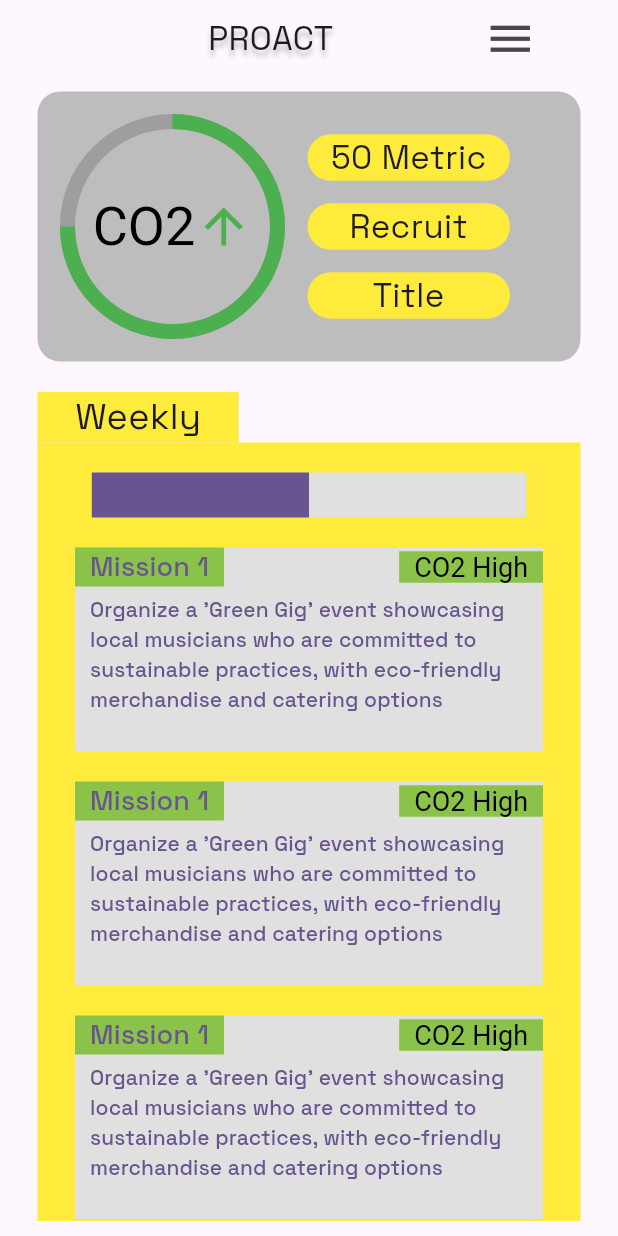
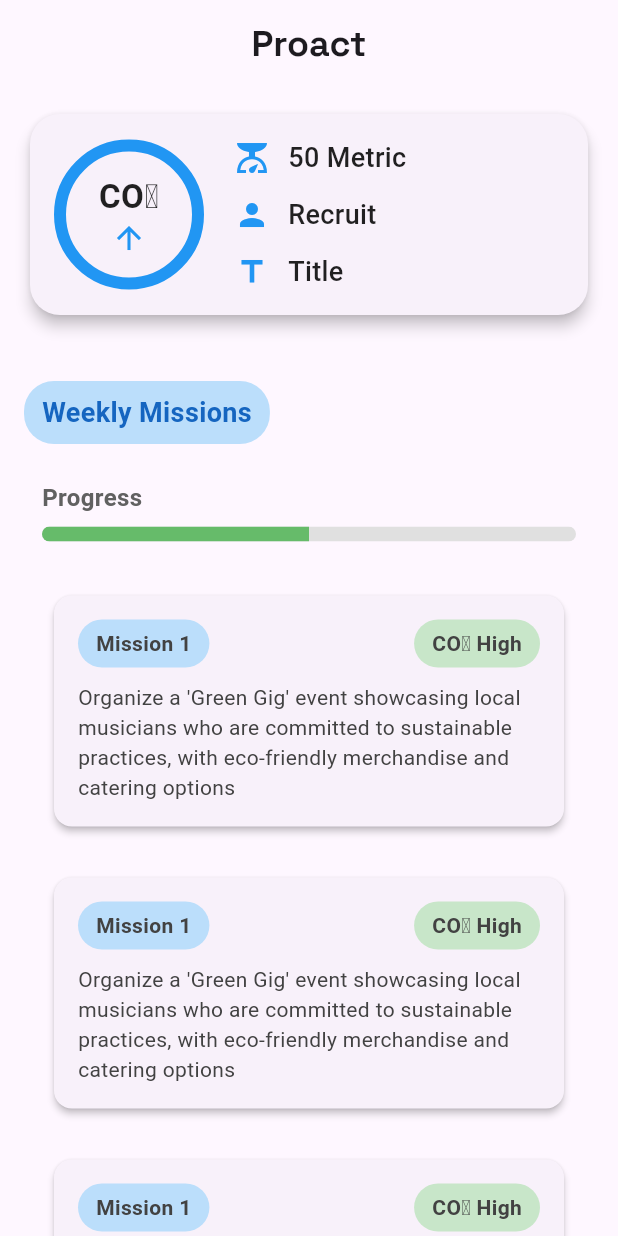
Before and after one commit to hoanghm/Proact, a Flutter app: the MissionHomePage screen opened directly with empty values, on a phone screen of 412 x 824 dp. Run offline on Flutter 3.47's test engine with Material 3 defaults, Android fonts, the light colour scheme and no system bars; our stand-ins replace camera, cloud_firestore, firebase_auth, firebase_core, google_fonts, google_generative_ai and 1 more; accounts and stored records are empty; statements that could not run were skipped.

Commit message:
Fixed homepage UI

```diff
--- a/gemini_proact_flutter/lib/view/Mission/components/home_card.dart
+++ b/gemini_proact_flutter/lib/view/Mission/components/home_card.dart
@@ -1,91 +1,82 @@
 import 'package:flutter/material.dart';
-import 'package:flutter/widgets.dart';
-import 'package:gemini_proact_flutter/view/Mission/components/home_card_label.dart';
+import 'package:google_fonts/google_fonts.dart';
 
-class HomeCard extends StatefulWidget {
-  const HomeCard({super.key});
+class HomeCard extends StatelessWidget {
+  const HomeCard({Key? key}) : super(key: key);
 
   @override
-  HomeCardState createState() {
-    return HomeCardState();
+  Widget build(BuildContext context) {
+    return Card(
+      elevation: 4,
+      shape: RoundedRectangleBorder(borderRadius: BorderRadius.circular(20)),
+      child: Padding(
+        padding: const EdgeInsets.all(16),
+        child: Row(
+          children: [
+            _buildProgressCircle(),
+            const SizedBox(width: 20),
+            Expanded(child: _buildInfoColumn()),
+          ],
+        ),
+      ),
+    );
   }
-}
 
-class HomeCardState extends State<HomeCard> {
-  @override
-  Widget build (BuildContext context) {
+  Widget _buildProgressCircle() {
     return Container(
-      margin: const EdgeInsets.only(left: 25, right: 25),
+      width: 100,
+      height: 100,
       decoration: BoxDecoration(
-        color: Colors.grey.shade400,
-        borderRadius: BorderRadius.circular(15)
+        shape: BoxShape.circle,
+        border: Border.all(color: Colors.blue, width: 8),
       ),
-      child: Row(
-        children: [
-          Column(
-            children: <Widget>[
-              SizedBox(
-                width: 180,
-                height: 180,
-                child: Stack(
-                  children: <Widget>[
-                    const Center(
-                      child: SizedBox(
-                        width: 140,
-                        height: 140,
-                        child: CircularProgressIndicator(
-                          strokeWidth: 10,
-                          value: 0.75,
-                          color: Colors.green,
-                          backgroundColor: Colors.grey,
-                        ),
-                      ),
-                    ),
-                    Center(
-                      child: Row(
-                        mainAxisAlignment: MainAxisAlignment.center,
-                        children: [
-                          RichText(
-                            text: const TextSpan(
-                              children: [
-                                TextSpan(
-                                  text: 'CO',
-                                  style: TextStyle(
-                                    color: Colors.black,
-                                    fontSize: 36
-                                  )
-                                ),
-                                TextSpan(
-                                  text: '2',
-                                  style: TextStyle(
-                                    color: Colors.black,
-                                    fontSize: 36,
-                                    fontFeatures: [FontFeature.subscripts()]
-                                  )
-                                )
-                              ]
-                            ),
-                          ),
-                          const Icon(Icons.arrow_upward, size: 38, color: Colors.green)
-                        ],
-                      ),
-                    ),
-                  ],
-                ),
+      child: Center(
+        child: Column(
+          mainAxisSize: MainAxisSize.min,
+          children: [
+            Text(
+              'CO₂',
+              style: GoogleFonts.roboto(
+                fontSize: 22,
+                fontWeight: FontWeight.bold,
+                color: Colors.black87,
               ),
-            ],
+            ),
+            Icon(Icons.arrow_upward, size: 24, color: Colors.blue),
+          ],
+        ),
+      ),
+    );
+  }
+
+  Widget _buildInfoColumn() {
+    return Column(
+      crossAxisAlignment: CrossAxisAlignment.start,
+      mainAxisSize: MainAxisSize.min,
+      children: [
+        _buildInfoRow(Icons.scale, '50 Metric'),
+        const SizedBox(height: 12),
+        _buildInfoRow(Icons.person, 'Recruit'),
+        const SizedBox(height: 12),
+        _buildInfoRow(Icons.title, 'Title'),
+      ],
+    );
+  }
+
+  Widget _buildInfoRow(IconData icon, String label) {
+    return Row(
+      children: [
+        Icon(icon, size: 24, color: Colors.blue),
+        const SizedBox(width: 12),
+        Text(
+          label,
+          style: GoogleFonts.roboto(
+            fontWeight: FontWeight.w500,
+            fontSize: 18,
+            color: Colors.black87,
           ),
-          const Column(
-            children: [
-              HomeCardLabel(label: "50 Metric"),
-              Padding(padding: EdgeInsets.only(top: 15)),
-              HomeCardLabel(label: "Recruit"),
-              Padding(padding: EdgeInsets.only(top: 15)),
-              HomeCardLabel(label: "Title"),
-            ],
-          )
-        ],
-      )
+        ),
+      ],
     );
   }
 }
--- a/gemini_proact_flutter/lib/view/Mission/components/mission_tab.dart
+++ b/gemini_proact_flutter/lib/view/Mission/components/mission_tab.dart
@@ -2,98 +2,64 @@ import 'package:flutter/material.dart';
 import 'package:gemini_proact_flutter/view/Mission/mission_page.dart';
 import 'package:google_fonts/google_fonts.dart';
 
-class MissionTab extends StatefulWidget {
-  const MissionTab({super.key});
+class MissionTab extends StatelessWidget {
+  const MissionTab({Key? key}) : super(key: key);
 
   @override
-  MissionTabState createState() {
-    return MissionTabState();
-  }
-}
-
-class MissionTabState extends State<MissionTab> {
-  @override
-  Widget build (BuildContext context) {
+  Widget build(BuildContext context) {
     return Padding(
-        padding: const EdgeInsets.symmetric(horizontal: 25),
-        child: TextButton(
-          onPressed: () {
+      padding: const EdgeInsets.symmetric(horizontal: 16, vertical: 8),
+      child: Card(
+        elevation: 2,
+        shape: RoundedRectangleBorder(borderRadius: BorderRadius.circular(12)),
+        child: InkWell(
+          onTap: () {
             Navigator.push(
               context,
-              MaterialPageRoute(builder: (context) => MissionPage())
+              MaterialPageRoute(builder: (context) => MissionPage()),
             );
           },
-          style: TextButton.styleFrom(
-            padding: const EdgeInsets.only(bottom: 15),
-            backgroundColor: Colors.grey.shade300,
-            shape: const RoundedRectangleBorder(
-              borderRadius: BorderRadius.all(Radius.zero)
-            )
-          ),
+          child: Padding(
+            padding: const EdgeInsets.all(16),
             child: Column(
+              crossAxisAlignment: CrossAxisAlignment.start,
               children: [
                 Row(
                   mainAxisAlignment: MainAxisAlignment.spaceBetween,
                   children: [
-                  Container(
-                    padding: const EdgeInsets.symmetric(horizontal: 10),
-                    decoration: const BoxDecoration(
-                      color: Colors.lightGreen,
+                    _buildTag("Mission 1", Colors.blue.shade100),
+                    _buildTag("CO₂ High", Colors.green.shade100),
+                  ],
                 ),
-                    child: Text(
-                      "Mission 1",
-                      style: GoogleFonts.spaceGrotesk(
-                        fontSize: 18
+                const SizedBox(height: 10),
+                Text(
+                  "Organize a 'Green Gig' event showcasing local musicians who are committed to sustainable practices, with eco-friendly merchandise and catering options",
+                  style: GoogleFonts.roboto(
+                    fontSize: 14,
+                    color: Colors.grey[800],
+                  ),
+                ),
+              ],
             ),
           ),
         ),
-                  Container(
-                    padding: const EdgeInsets.symmetric(horizontal: 10),
-                    decoration: const BoxDecoration(
-                      color: Colors.lightGreen,
       ),
-                    child: RichText(
-                      text: const TextSpan(
-                        children: [
-                          TextSpan(
-                            text: 'CO',
-                            style: TextStyle(
-                              color: Colors.black,
-                              fontSize: 18
-                            )
+    );
+  }
+
+  Widget _buildTag(String text, Color color) {
+    return Container(
+      padding: const EdgeInsets.symmetric(horizontal: 12, vertical: 6),
+      decoration: BoxDecoration(
+        color: color,
+        borderRadius: BorderRadius.circular(20),
       ),
-                          TextSpan(
-                            text: '2',
-                            style: TextStyle(
-                              color: Colors.black,
-                              fontSize: 18,
-                              fontFeatures: [FontFeature.subscripts()]
-                            )
-                          ),
-                          TextSpan(
-                            text: ' High',
-                            style: TextStyle(
-                              color: Colors.black,
-                              fontSize: 18
-                            )
-                          )
-                        ]
-                      ),
-                    ),
-                  )
-                ],
-              ),
-              Container(
-                margin: const EdgeInsets.only(left: 10, right: 10, top: 5),
       child: Text(
-                  "Organize a 'Green Gig' event showcasing local musicians who are committed to sustainable practices, with eco-friendly merchandise and catering options",
-                  style: GoogleFonts.spaceGrotesk(
-                    fontSize: 14
-                  ),
-                )
-              ),
-              const Padding(padding: EdgeInsets.only(bottom: 10))
-            ],
+        text,
+        style: GoogleFonts.roboto(
+          fontSize: 14,
+          fontWeight: FontWeight.bold,
+          color: Colors.grey[800],
         ),
       ),
     );
--- a/gemini_proact_flutter/lib/view/Mission/components/weekly_missions_tab_view.dart
+++ b/gemini_proact_flutter/lib/view/Mission/components/weekly_missions_tab_view.dart
@@ -1,75 +1,84 @@
+import 'package:flutter/cupertino.dart';
 import 'package:flutter/material.dart';
+import 'package:flutter/widgets.dart';
+import 'package:google_fonts/google_fonts.dart';
 import 'package:gemini_proact_flutter/view/Mission/components/mission_tab.dart';
-import 'package:google_fonts/google_fonts.dart';
 
-class WeeklyMissionsTabView extends StatefulWidget {
-  const WeeklyMissionsTabView({super.key});
+class WeeklyMissionsTabView extends StatelessWidget {
+  const WeeklyMissionsTabView({Key? key}) : super(key: key);
 
   @override
-  WeeklyMissionsTabViewState createState() {
-    return WeeklyMissionsTabViewState();
-  }
-}
-
-class WeeklyMissionsTabViewState extends State<WeeklyMissionsTabView> {
-  @override
-  Widget build (BuildContext context) {
-    return Expanded(
-      flex: 1,
-      child: SingleChildScrollView(
-        child: Column(
-          children: [
-            Align(
-              alignment: Alignment.centerLeft,
-              child: Container(
-                margin: const EdgeInsets.only(left: 25),
-                padding: const EdgeInsets.only(left: 25, right: 25),
-                decoration: const BoxDecoration(
-                  color: Colors.yellow
-                ),
-                child: Text(
-                  "Weekly",
-                  style: GoogleFonts.spaceGrotesk(
-                    fontSize: 24
-                  ),
-                ),
-              ),
-            ),
-            Align(
-              alignment: Alignment.centerLeft,
-              child: Padding(
-                padding: const EdgeInsets.symmetric(horizontal: 25),
-                child: Container(
-                  width: double.infinity,
-                  color: Colors.yellow,
-                  child: SingleChildScrollView(
-                    child: Column(
-                      children: [
-                        const Padding(padding: EdgeInsets.only(top: 20)),
-                        FractionallySizedBox(
-                          widthFactor: 0.8,
-                          child: LinearProgressIndicator(
-                            minHeight: 30,
-                            value: 0.5,
-                            backgroundColor: Colors.grey.shade300,
-                          ),
-                        ),
-                        const Padding(padding: EdgeInsets.only(top: 20)),
-                        MissionTab(),
-                        const Padding(padding: EdgeInsets.only(top: 20)),
-                        MissionTab(),
-                        const Padding(padding: EdgeInsets.only(top: 20)),
-                        MissionTab(),
-                        const Padding(padding: EdgeInsets.only(top: 20)),
-                      ],
-                    ),
-                  ),
-                ),
-              ),
-            )
-          ],
-        )
+  Widget build(BuildContext context) {
+    return Padding(
+      padding: const EdgeInsets.all(16),
+      child: Column(
+        crossAxisAlignment: CrossAxisAlignment.start,
+        children: [
+          _buildHeader(),
+          const SizedBox(height: 24),
+          _buildProgressBar(),
+          const SizedBox(height: 24),
+          _buildMissionsList(),
+        ],
       ),
     );
   }
+
+  Widget _buildHeader() {
+    return Container(
+      padding: const EdgeInsets.symmetric(horizontal: 12, vertical: 8),
+      decoration: BoxDecoration(
+        color: Colors.blue.shade100,
+        borderRadius: BorderRadius.circular(20),
+      ),
+      child: Text(
+        'Weekly Missions',
+        style: GoogleFonts.roboto(
+          fontSize: 18,
+          fontWeight: FontWeight.bold,
+          color: Colors.blue.shade800,
+        ),
+      ),
+    );
+  }
+
+  Widget _buildProgressBar() {
+  return Padding(
+    padding: const EdgeInsets.symmetric(horizontal: 12),
+    child: Column(
+      crossAxisAlignment: CrossAxisAlignment.start,
+      children: [
+        Text(
+          'Progress',
+          style: GoogleFonts.roboto(
+            fontSize: 16,
+            fontWeight: FontWeight.bold,
+            color: Colors.grey[700],
+          ),
+        ),
+        const SizedBox(height: 8),
+        ClipRRect(
+          borderRadius: BorderRadius.circular(10),
+          child: LinearProgressIndicator(
+            value: 0.5,
+            minHeight: 10,
+            backgroundColor: Colors.grey[300],
+            valueColor: AlwaysStoppedAnimation<Color>(Colors.green.shade400),
+          ),
+        ),
+      ],
+    ),
+  );
 }
+
+
+  Widget _buildMissionsList() {
+    return ListView.separated(
+      shrinkWrap: true,
+      physics: const NeverScrollableScrollPhysics(),
+      itemCount: 3,
+      separatorBuilder: (context, index) => const SizedBox(height: 10),
+      itemBuilder: (context, index) => const MissionTab(),
+    );
+  }
+}
--- a/gemini_proact_flutter/lib/view/Mission/mission_home_page.dart
+++ b/gemini_proact_flutter/lib/view/Mission/mission_home_page.dart
@@ -1,55 +1,41 @@
 import 'package:flutter/material.dart';
 import 'package:gemini_proact_flutter/model/database/user.dart' show ProactUser;
 import 'package:gemini_proact_flutter/view/Mission/components/home_card.dart';
-import 'package:gemini_proact_flutter/view/Mission/components/ongoing_missions_tab_view.dart';
+import 'package:gemini_proact_flutter/view/Mission/components/weekly_missions_tab_view.dart';
 import 'package:gemini_proact_flutter/view/brand/proact_logo.dart';
 import 'package:google_fonts/google_fonts.dart';
-import 'package:gemini_proact_flutter/view/Mission/components/weekly_missions_tab_view.dart';
 
-class MissionHomePage extends StatefulWidget {
+class MissionHomePage extends StatelessWidget {
   final ProactUser user;
-  const MissionHomePage({super.key, required this.user});
+  const MissionHomePage({Key? key, required this.user}) : super(key: key);
 
   @override
-  MissionHomePageState createState() {
-    return MissionHomePageState();
-  }
-}
-
-class MissionHomePageState extends State<MissionHomePage> {
-  @override
   Widget build(BuildContext context) {
-    return SafeArea(
-      child: Column(
-        children: [
-          Row(
-            mainAxisAlignment: MainAxisAlignment.spaceAround,
-            children: [
-              Text(
-                widget.user.username,
-                style: GoogleFonts.spaceGrotesk(
-                  fontSize: 22,
-                  fontWeight: FontWeight.w500
-                )),
-              ProactLogo(size: 22),
-              IconButton(
-                onPressed: () {
-                  // TODO: Add onPressed functionality for whatever this does
-                },
-                icon: const Icon(
-                  Icons.menu,
-                  size: 35,
-                )
-              )
-            ],
-          ),
-          const Padding(padding: EdgeInsets.fromLTRB(0, 10, 0, 0)),
-          const HomeCard(),
-          const Padding(padding: EdgeInsets.fromLTRB(0, 20, 0, 0)),
-          WeeklyMissionsTabView(),
-          SizedBox(height: 10)
-        ],
-      )
+    return Scaffold(
+      appBar: AppBar(
+  automaticallyImplyLeading: false,
+  centerTitle: true,
+  title: Text(
+    'Proact',
+    style: GoogleFonts.spaceGrotesk(
+      fontSize: 24,
+      fontWeight: FontWeight.bold,
+    ),
+  ),
+),
+      body: SafeArea(
+        child: ListView(
+          padding: const EdgeInsets.symmetric(vertical: 16),
+          children: [
+            const Padding(
+              padding: EdgeInsets.symmetric(horizontal: 16),
+              child: HomeCard(),
+            ),
+            const SizedBox(height: 24),
+            const WeeklyMissionsTabView(),
+          ],
+        ),
+      ),
     );
   }
 }
```
Lines whose indentation alone changed are shown as unchanged.
